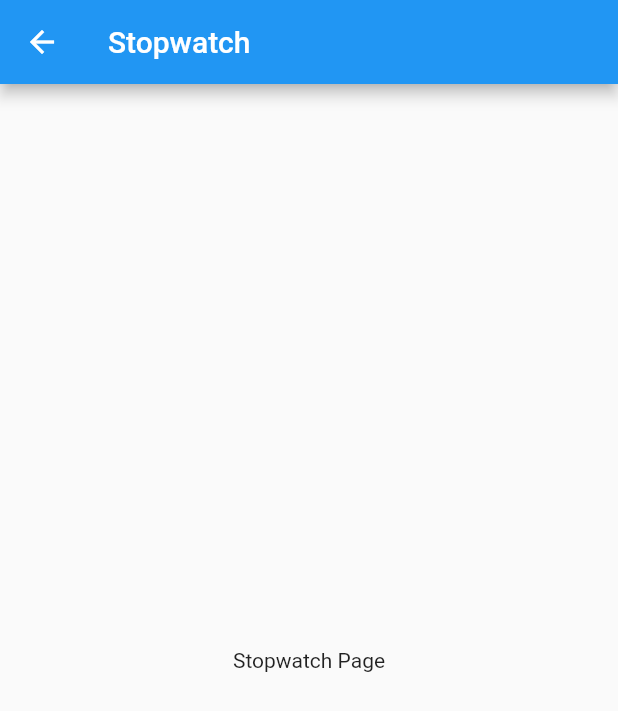
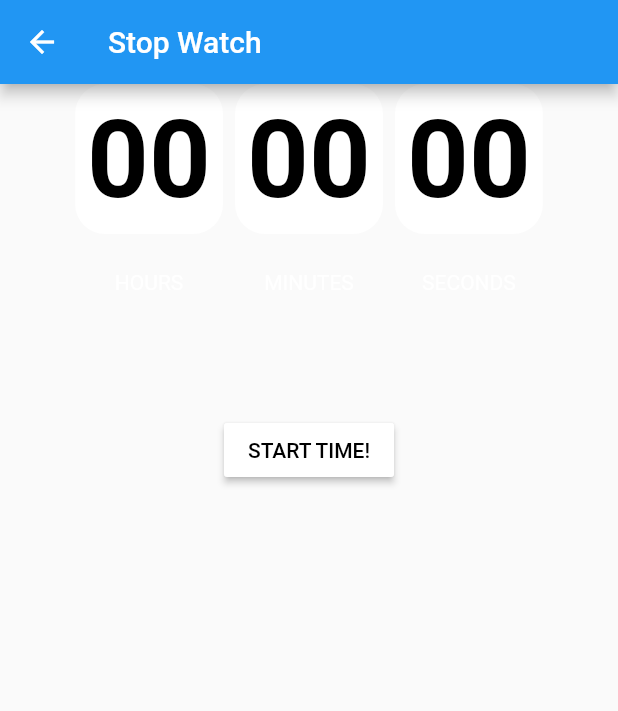
Before and after one commit to maldimz/Tugas-4-TPM, a Flutter app: the StopwatchPage screen opened directly, on a phone screen of 412 x 824 dp. Shown: the top 711 px of the screen. Run offline on Flutter 3.47's test engine with Material 2 defaults, Android fonts, the phone set to English and light mode, and no system bars.

Commit message:
masi default stopwatch ne...

```diff
--- a/lib/pages/stopwatch_page.dart
+++ b/lib/pages/stopwatch_page.dart
@@ -1,3 +1,5 @@
+import 'dart:async';
+
 import 'package:flutter/material.dart';
 
 class StopwatchPage extends StatefulWidget {
@@ -8,19 +10,151 @@ class StopwatchPage extends StatefulWidget {
 }
 
 class _StopwatchPageState extends State<StopwatchPage> {
+  static const TimeDuration = Duration(seconds: 10);
+  Duration duration = Duration();
+  Timer? timer; //pake dart async disini
+
+  bool isCountdown = false;
+  void initState() {
+    super.initState();
+    reset();
+  }
+
+  void reset() {
+    if (isCountdown) {
+      setState(() => duration = TimeDuration);
+    } else {
+      setState(() => duration = Duration());
+    }
+  }
+
+  void addTime() {
+    final addSeconds = isCountdown ? -1 : 1;
+
+    setState(() {
+      final seconds = duration.inSeconds + addSeconds;
+      if (seconds < 0) {
+        timer?.cancel();
+      } else {
+        duration = Duration(seconds: seconds);
+      }
+    });
+  }
+
+  void startTimer({bool resets = true}) {
+    if (resets) {
+      reset();
+    }
+
+    timer = Timer.periodic(Duration(seconds: 1), (_) => addTime());
+  }
+
+  void stopTimer({bool resets = true}) {
+    if (resets) {
+      reset();
+    }
+    setState(() => timer?.cancel());
+  }
+
   @override
+
   Widget build(BuildContext context) {
     return Scaffold(
       appBar: AppBar(
-        title: Text('Stopwatch'),
+        title: Text('Stop Watch'),
       ),
-      body: Container(
-        padding: EdgeInsets.all(20),
-        height: MediaQuery.of(context).size.height,
-        child: Center(
-          child: Text('Stopwatch Page'),
+      body: Center(
+        child: Column(
+          children: [
+            buildTime(),
+            SizedBox(height: 80,),
+            buildButtons(),
+          ],
         ),
       ),
     );
   }
+
+  Widget buildTime() {
+    String twoDigits(int n) => n.toString().padLeft(2, '0');
+    final hours = twoDigits(duration.inHours);
+    final minutes = twoDigits(duration.inMinutes.remainder(60));
+    final seconds = twoDigits(duration.inSeconds.remainder(60));
+    return Row(
+        mainAxisAlignment: MainAxisAlignment.center,
+        children: [
+          buildTimeCard(time: hours, header: 'HOURS'),
+          SizedBox(width: 8,),
+          buildTimeCard(time: minutes, header: 'MINUTES'),
+          SizedBox(width: 8,),
+          buildTimeCard(time: seconds, header: 'SECONDS'),
+        ]);
+  }
+
+  Widget buildButtons(){
+    final isRunning = timer == null ? false : timer!.isActive;
+    final isCompleted = duration.inSeconds == 0;
+
+    return isRunning || !isCompleted
+        ? Row(
+        mainAxisAlignment: MainAxisAlignment.center,
+        children: [
+    MaterialButton(
+    child: Text(isRunning ? 'STOP' : 'RESUME',
+        style: TextStyle(
+          color: Colors.black,
+        )),
+    color: Colors.white,
+    onPressed: () {
+    if (isRunning) {
+    stopTimer(resets: false);
+    } else {
+    startTimer(resets: false);
+    }
+    }),
+    SizedBox(width: 12,),
+    MaterialButton(
+    child: Text('CANCEL',
+    style: TextStyle(
+    color: Colors.black,
+    )),
+    color: Colors.white,
+    onPressed: () {
+    stopTimer();
+    }),
+    ],
+    )
+        : MaterialButton(
+    child: Text(
+    'START TIME!',
+    style: TextStyle(
+    color: Colors.black,
+    ),
+    ),
+    color: Colors.white,
+    onPressed: () {
+    startTimer();
+    });
+  }
+
+  Widget buildTimeCard({required String time, required String header}) =>
+      Column(mainAxisAlignment: MainAxisAlignment.center, children: [
+        Container(
+            padding: EdgeInsets.all(8),
+            decoration: BoxDecoration(
+                color: Colors.white,
+                borderRadius: BorderRadius.circular(20)),
+            child: Text(
+              time,
+              style: TextStyle(
+                  fontSize: 72,
+                  fontWeight: FontWeight.bold,
+                  color: Colors.black),
+            )),
+        SizedBox(height: 24,),
+        Text(header,
+          style: TextStyle(
+              color: Colors.white),
+        ),
+      ]);
 }
--- a/pubspec.yaml
+++ b/pubspec.yaml
@@ -18,7 +18,7 @@ publish_to: 'none' # Remove this line if you wish to publish to pub.dev
 version: 1.0.0+1
 
 environment:
-  sdk: ">=2.17.6 <3.0.0"
+  sdk: ">=2.12.0 <3.0.0"
 
 # Dependencies specify other packages that your package needs in order to work.
 # To automatically upgrade your package dependencies to the latest versions
@@ -44,7 +44,7 @@ dev_dependencies:
   # activated in the `analysis_options.yaml` file located at the root of your
   # package. See that file for information about deactivating specific lint
   # rules and activating additional ones.
-  flutter_lints: ^2.0.0
+  flutter_lints: ^1.0.0
 
 # For information on the generic Dart part of this file, see the
 # following page: https://dart.dev/tools/pub/pubspec
```
Also changed, not shown: pubspec.lock.
